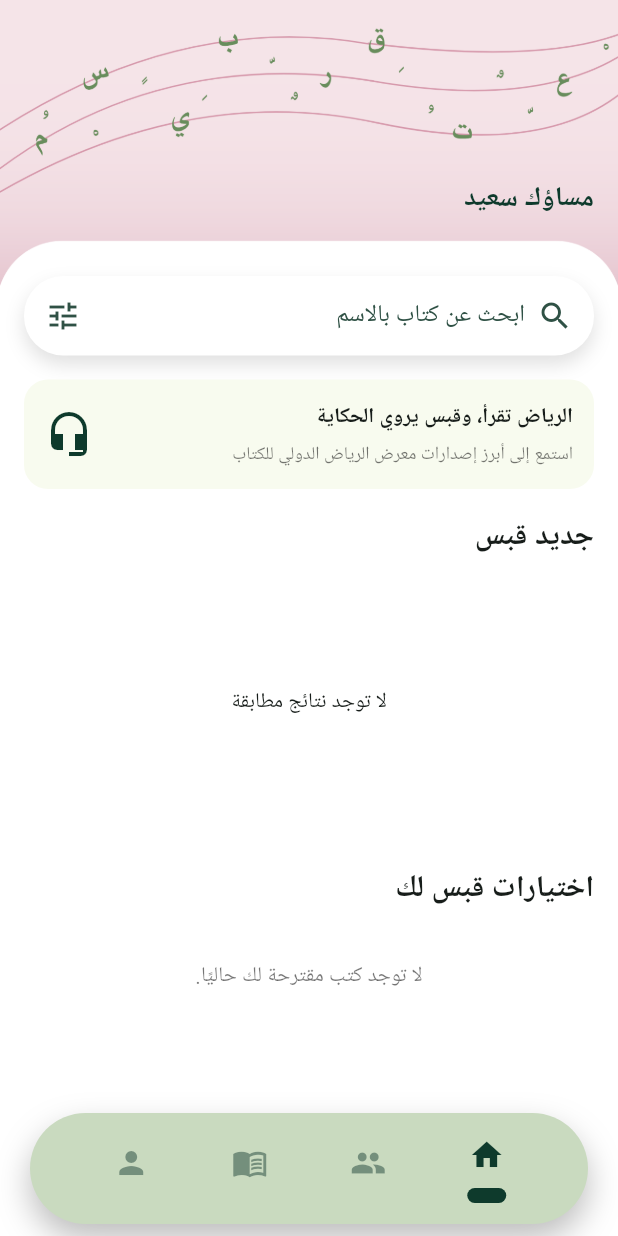
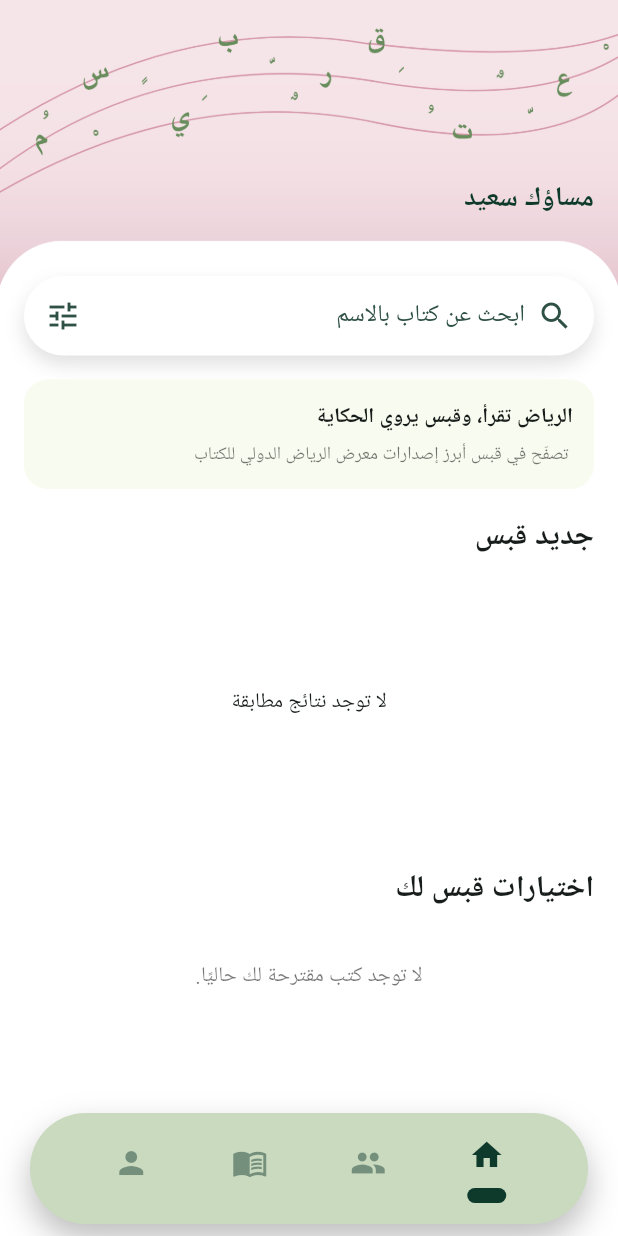
Before and after one commit to Reemawk15/2025_GP_12, a Flutter app: the HomeScreen screen opened directly, on a phone screen of 412 x 824 dp. Run offline on Flutter 3.47's test engine with Material 3 defaults, Android fonts, the phone set to English and light mode, and no system bars; our stand-ins replace cloud_firestore, file_picker, firebase_auth, firebase_core, firebase_storage, image_picker; accounts and stored records are empty.

Commit message:
Update Home Page

```diff
--- a/Qabas/lib/home_screen.dart
+++ b/Qabas/lib/home_screen.dart
@@ -481,7 +481,7 @@ class _HomeScreenState extends State<HomeScreen> {
                           ),
                           SizedBox(height: 4),
                           Text(
-                            'استمع إلى أبرز إصدارات معرض الرياض الدولي للكتاب',
+                            ' تصفّح في قبس أبرز إصدارات معرض الرياض الدولي للكتاب',
                             style: TextStyle(
                               fontSize: 12,
                               color: Colors.black54,
@@ -490,11 +490,7 @@ class _HomeScreenState extends State<HomeScreen> {
                         ],
                       ),
                     ),
-                    Icon(
-                      Icons.headset_mic,
-                      color: _HomeColors.selected,
-                      size: 32,
-                    ),
+
                   ],
                 ),
               ),
```
